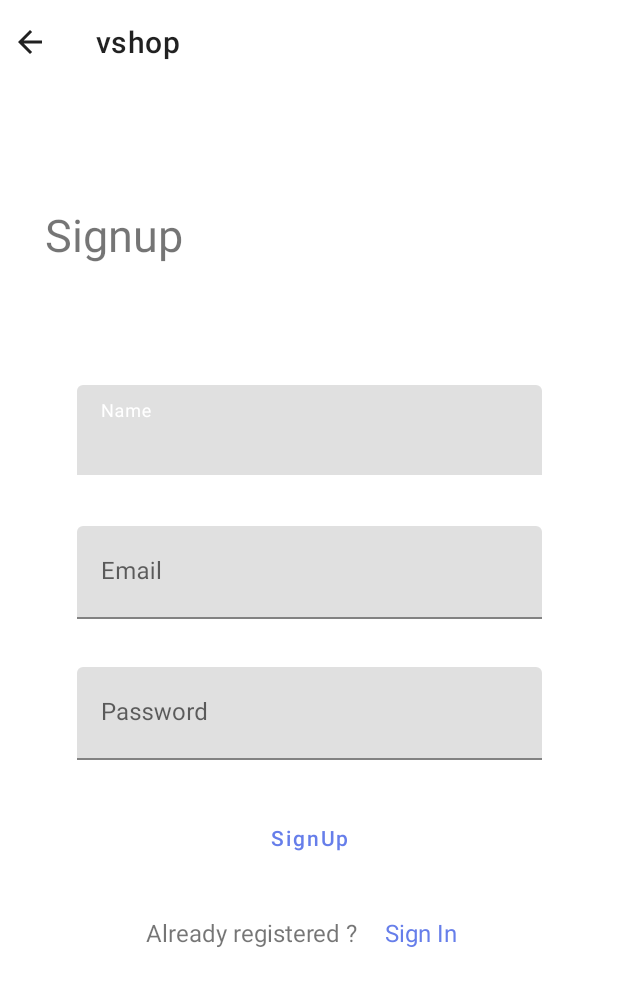
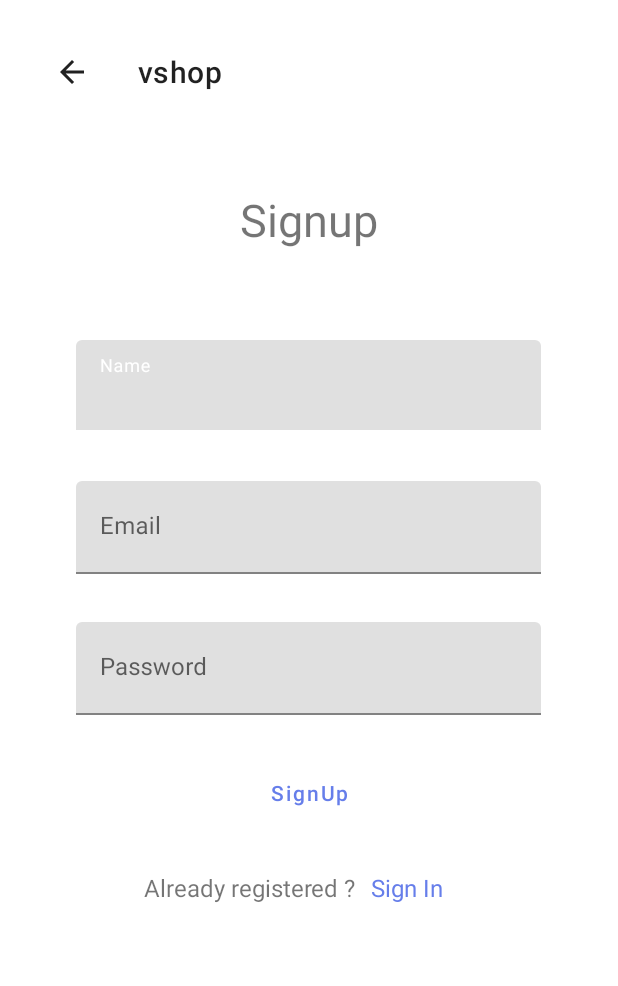
Before and after one commit to kathuriabhinav/vShop, an Android app: the screen it shows after launch (RegisterActivity), after a tap on "Sign Up", on a phone screen of 412 x 824 dp. Shown: the top 986 px of the screen. Run offline under Robolectric (Android 15) with nearby library versions, the phone set to English and light mode, and no system bars; our stand-ins replace Firebase (no records; nobody signed in at launch, a user with empty details on screens opened directly).

Commit message:
Minor fixes
Minor fixes

```diff
--- a/app/src/main/res/layout/activity_home.xml
+++ b/app/src/main/res/layout/activity_home.xml
@@ -3,6 +3,7 @@
     xmlns:app="http://schemas.android.com/apk/res-auto"
     xmlns:tools="http://schemas.android.com/tools"
     android:layout_width="match_parent"
+    android:padding="10dp"
     android:layout_height="match_parent"
     tools:context=".HomeActivity">
 
@@ -21,6 +22,7 @@
         android:layout_height="45dp"
         android:layout_marginStart="5dp"
         android:layout_marginEnd="10dp"
+        android:layout_marginTop="10dp"
         android:orientation="horizontal"
         app:layout_constraintCircleRadius="5dp"
         app:layout_constraintEnd_toEndOf="parent"
@@ -31,11 +33,14 @@
         <ImageView
             android:layout_width="32dp"
             android:layout_height="32dp"
+            android:layout_marginTop="10dp"
+            android:layout_marginLeft="10dp"
             android:layout_gravity="center"
             android:src="@android:drawable/ic_search_category_default" />
 
         <EditText
             android:id="@+id/home_search_text"
+            android:layout_marginLeft="10dp"
             android:layout_width="match_parent"
             android:layout_height="50dp"
             android:hint="Search Your Product" />
--- a/app/src/main/res/layout/activity_register.xml
+++ b/app/src/main/res/layout/activity_register.xml
@@ -1,16 +1,37 @@
 <?xml version="1.0" encoding="utf-8"?>
-<androidx.constraintlayout.widget.ConstraintLayout xmlns:android="http://schemas.android.com/apk/res/android"
+<ScrollView xmlns:android="http://schemas.android.com/apk/res/android"
     xmlns:app="http://schemas.android.com/apk/res-auto"
     xmlns:tools="http://schemas.android.com/tools"
     android:layout_width="match_parent"
     android:layout_height="match_parent"
+    android:orientation="vertical"
     tools:context=".RegisterActivity">
+
+    <LinearLayout
+        android:layout_width="match_parent"
+        android:layout_height="match_parent"
+        android:layout_marginBottom="40dp"
+        android:orientation="vertical">
+
+
+        <androidx.appcompat.widget.Toolbar
+            android:id="@+id/reg_toolbar"
+            android:layout_width="match_parent"
+            android:layout_height="wrap_content"
+            android:layout_margin="20dp"
+            android:layout_gravity="center"
+            android:minHeight="?attr/actionBarSize"
+            android:theme="?attr/actionBarTheme"
+            app:layout_constraintEnd_toEndOf="parent"
+            app:layout_constraintStart_toStartOf="parent"
+            app:layout_constraintTop_toTopOf="parent" />
 
         <TextView
             android:id="@+id/login_text"
             android:layout_width="wrap_content"
+            android:layout_gravity="center"
             android:layout_height="wrap_content"
-        android:layout_marginTop="80dp"
+            android:layout_marginTop="30dp"
             android:text="Signup"
             android:textSize="30sp"
             app:layout_constraintEnd_toEndOf="parent"
@@ -21,8 +42,9 @@
         <com.google.android.material.textfield.TextInputLayout
             android:id="@+id/textInputLayout1"
             android:layout_width="310dp"
+            android:layout_gravity="center"
             android:layout_height="62dp"
-        android:layout_marginTop="80dp"
+            android:layout_marginTop="60dp"
             android:hint="Name"
             app:layout_constraintEnd_toEndOf="parent"
             app:layout_constraintStart_toStartOf="parent"
@@ -41,6 +63,7 @@
             android:id="@+id/textInputLayout"
             android:layout_width="310dp"
             android:layout_height="62dp"
+            android:layout_gravity="center"
             android:layout_marginTop="32dp"
             android:hint="Email"
             app:layout_constraintEnd_toEndOf="parent"
@@ -59,6 +82,7 @@
             android:id="@+id/textInputLayout2"
             android:layout_width="310dp"
             android:layout_height="62dp"
+            android:layout_gravity="center"
             android:layout_marginTop="32dp"
             android:hint="Password"
             app:layout_constraintEnd_toEndOf="parent"
@@ -75,6 +99,7 @@
         <Button
             android:id="@+id/signup_button"
             android:layout_width="wrap_content"
+            android:layout_gravity="center"
             android:layout_height="wrap_content"
             android:layout_marginTop="28dp"
             android:background="@drawable/login_button"
@@ -86,11 +111,18 @@
             app:layout_constraintStart_toStartOf="@+id/textInputLayout2"
             app:layout_constraintTop_toBottomOf="@+id/textInputLayout2" />
 
+        <LinearLayout
+            android:layout_width="match_parent"
+            android:layout_height="wrap_content"
+            android:layout_marginTop="28dp"
+            android:layout_gravity="center"
+            android:gravity="center"
+            android:orientation="horizontal">
+
             <TextView
                 android:id="@+id/login_textView"
                 android:layout_width="wrap_content"
                 android:layout_height="wrap_content"
-        android:layout_marginTop="28dp"
                 android:layout_marginEnd="10dp"
                 android:text="Already registered ?"
                 android:textAllCaps="false"
@@ -104,7 +136,6 @@
                 android:id="@+id/login_signup"
                 android:layout_width="wrap_content"
                 android:layout_height="wrap_content"
-        android:layout_marginTop="28dp"
                 android:layout_marginEnd="20dp"
                 android:onClick="signIn"
                 android:text="Sign In"
@@ -113,15 +144,10 @@
                 app:layout_constraintEnd_toEndOf="@+id/signup_button"
                 app:layout_constraintTop_toBottomOf="@+id/signup_button" />
 
-    <androidx.appcompat.widget.Toolbar
-        android:id="@+id/reg_toolbar"
-        android:layout_width="430dp"
-        android:layout_height="wrap_content"
-        android:minHeight="?attr/actionBarSize"
-        android:theme="?attr/actionBarTheme"
-        app:layout_constraintEnd_toEndOf="parent"
-        app:layout_constraintStart_toStartOf="parent"
-        app:layout_constraintTop_toTopOf="parent" />
+        </LinearLayout>
 
 
-</androidx.constraintlayout.widget.ConstraintLayout>
+    </LinearLayout>
+
+
+</ScrollView>
--- a/app/src/main/res/layout/single_bestsell_item.xml
+++ b/app/src/main/res/layout/single_bestsell_item.xml
@@ -3,7 +3,7 @@
     android:layout_width="wrap_content"
     android:layout_height="wrap_content"
     android:orientation="vertical"
-    android:padding="5dp">
+    android:padding="15dp">
 
     <ImageView
         android:id="@+id/bestseller_image"
@@ -17,6 +17,7 @@
         android:layout_width="wrap_content"
         android:layout_height="wrap_content"
         android:text="55$"
+        android:layout_marginTop="5dp"
         android:textSize="18sp" />
 
     <TextView
@@ -24,6 +25,6 @@
         android:layout_width="wrap_content"
         android:layout_height="wrap_content"
         android:text="Woman T-Shirt"
-        android:textSize="18sp" />
+        android:textSize="16sp" />
 
 </LinearLayout>
```
Also changed, not shown: app/src/main/java/com/example/vshop/fragments/HomeFragment.java (+4 -3 lines), app/src/main/res/layout/activity_detail.xml (+27 -14 lines), app/src/main/res/layout/activity_item.xml (+12 -3 lines), app/src/main/res/layout/activity_login.xml (+4 -3 lines), app/src/main/res/layout/activity_main.xml (+20 -5 lines), app/src/main/res/layout/fragment_home.xml (+10 -1 lines). Lines whose indentation alone changed are shown as unchanged.
